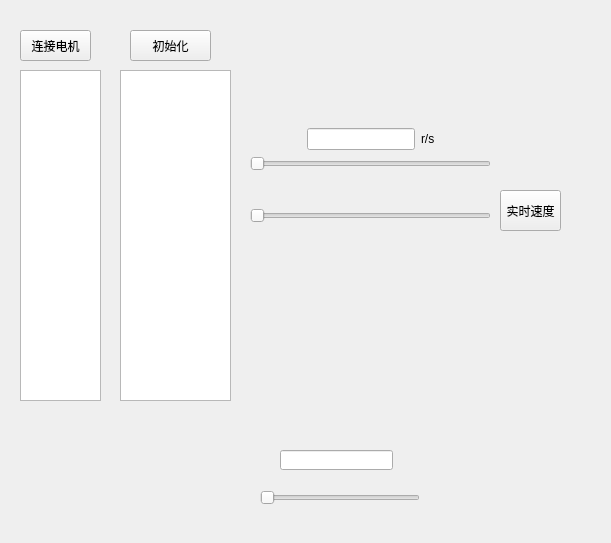
Qt form cainiao_step_drive_0_1/step_drive.ui (xiaocainiao11111/elec_slider) before a commit.
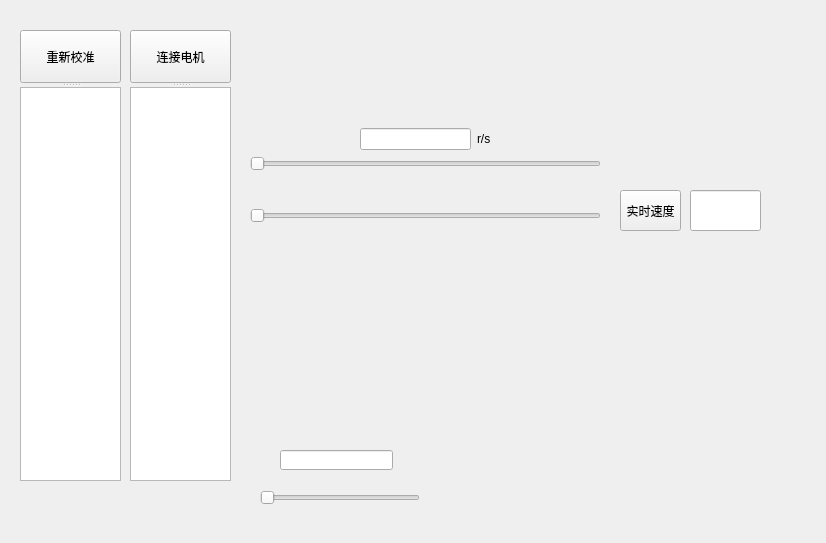
The same form after that commit.

Diff of the .ui file:
```diff
--- a/cainiao_step_drive_0_1/step_drive.ui
+++ b/cainiao_step_drive_0_1/step_drive.ui
@@ -6,39 +6,13 @@
    <rect>
     <x>0</x>
     <y>0</y>
-    <width>611</width>
+    <width>826</width>
     <height>543</height>
    </rect>
   </property>
   <property name="windowTitle">
    <string>Form</string>
   </property>
-  <widget class="QPushButton" name="motor_init">
-   <property name="geometry">
-    <rect>
-     <x>130</x>
-     <y>30</y>
-     <width>81</width>
-     <height>31</height>
-    </rect>
-   </property>
-   <property name="cursor">
-    <cursorShape>PointingHandCursor</cursorShape>
-   </property>
-   <property name="text">
-    <string>初始化</string>
-   </property>
-  </widget>
-  <widget class="QTextEdit" name="textEdit">
-   <property name="geometry">
-    <rect>
-     <x>120</x>
-     <y>70</y>
-     <width>111</width>
-     <height>331</height>
-    </rect>
-   </property>
-  </widget>
   <widget class="QSlider" name="position_slider">
    <property name="geometry">
     <rect>
@@ -60,7 +34,7 @@
     <rect>
      <x>250</x>
      <y>200</y>
-     <width>241</width>
+     <width>351</width>
      <height>31</height>
     </rect>
    </property>
@@ -71,32 +45,6 @@
     <enum>Qt::Horizontal</enum>
    </property>
   </widget>
-  <widget class="QPushButton" name="motor_connect">
-   <property name="geometry">
-    <rect>
-     <x>20</x>
-     <y>30</y>
-     <width>71</width>
-     <height>31</height>
-    </rect>
-   </property>
-   <property name="cursor">
-    <cursorShape>PointingHandCursor</cursorShape>
-   </property>
-   <property name="text">
-    <string>连接电机</string>
-   </property>
-  </widget>
-  <widget class="QTextEdit" name="textEdit_2">
-   <property name="geometry">
-    <rect>
-     <x>20</x>
-     <y>70</y>
-     <width>81</width>
-     <height>331</height>
-    </rect>
-   </property>
-  </widget>
   <widget class="QLineEdit" name="position_lineedit">
    <property name="geometry">
     <rect>
@@ -110,7 +58,7 @@
   <widget class="QPushButton" name="get_velocity_button">
    <property name="geometry">
     <rect>
-     <x>500</x>
+     <x>620</x>
      <y>190</y>
      <width>61</width>
      <height>41</height>
@@ -123,12 +71,12 @@
     <string>实时速度</string>
    </property>
   </widget>
-  <widget class="QWidget" name="">
+  <widget class="QWidget" name="layoutWidget">
    <property name="geometry">
     <rect>
      <x>250</x>
      <y>70</y>
-     <width>241</width>
+     <width>351</width>
      <height>101</height>
     </rect>
    </property>
@@ -198,6 +146,60 @@
     </item>
    </layout>
   </widget>
+  <widget class="QLineEdit" name="estspeed_lineedit">
+   <property name="geometry">
+    <rect>
+     <x>690</x>
+     <y>190</y>
+     <width>71</width>
+     <height>41</height>
+    </rect>
+   </property>
+  </widget>
+  <widget class="QSplitter" name="splitter">
+   <property name="geometry">
+    <rect>
+     <x>20</x>
+     <y>30</y>
+     <width>101</width>
+     <height>451</height>
+    </rect>
+   </property>
+   <property name="orientation">
+    <enum>Qt::Vertical</enum>
+   </property>
+   <widget class="QPushButton" name="motor_cali">
+    <property name="cursor">
+     <cursorShape>PointingHandCursor</cursorShape>
+    </property>
+    <property name="text">
+     <string>重新校准</string>
+    </property>
+   </widget>
+   <widget class="QPlainTextEdit" name="plain_cali_text"/>
+  </widget>
+  <widget class="QSplitter" name="splitter_2">
+   <property name="geometry">
+    <rect>
+     <x>130</x>
+     <y>30</y>
+     <width>101</width>
+     <height>451</height>
+    </rect>
+   </property>
+   <property name="orientation">
+    <enum>Qt::Vertical</enum>
+   </property>
+   <widget class="QPushButton" name="motor_connect">
+    <property name="cursor">
+     <cursorShape>PointingHandCursor</cursorShape>
+    </property>
+    <property name="text">
+     <string>连接电机</string>
+    </property>
+   </widget>
+   <widget class="QTextEdit" name="textEdit"/>
+  </widget>
  </widget>
  <resources/>
  <connections/>
```
